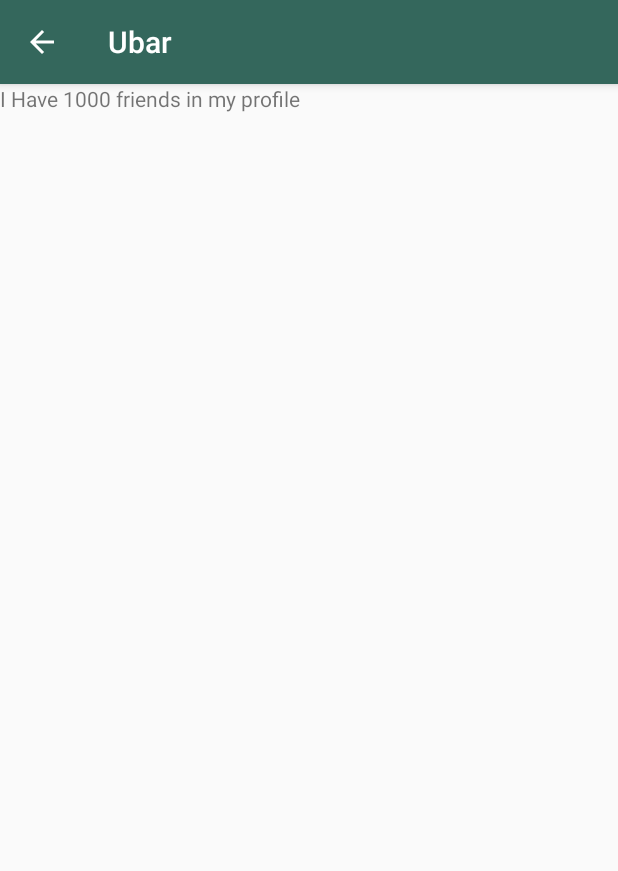
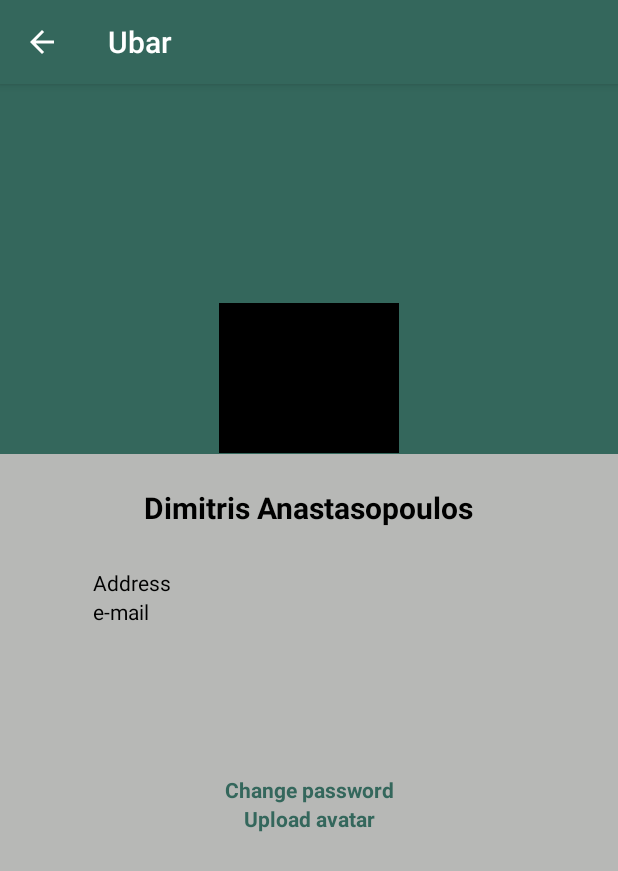
Before and after one commit to manosntoulias/Ubar-front-end, an Android app: the ProfileActivity screen opened directly, with no data from a screen before it, on a phone screen of 412 x 824 dp. Shown: the top 871 px of the screen. Run offline under Robolectric (Android 15) with nearby library versions, the phone set to English and light mode, and no system bars.

Commit message:
profile xml

```diff
--- a/app/src/main/java/gr/uoa/di/ecommerce/ubar/Fragments/ProfileFragment.java
+++ /dev/null
@@ -1,30 +0,0 @@
-package gr.uoa.di.ecommerce.ubar.Fragments;
-
-
-import android.os.Bundle;
-import android.support.v4.app.Fragment;
-import android.view.LayoutInflater;
-import android.view.View;
-import android.view.ViewGroup;
-
-import gr.uoa.di.ecommerce.ubar.R;
-
-/**
- * A simple {@link Fragment} subclass.
- */
-public class ProfileFragment extends Fragment {
-
-
-    public ProfileFragment() {
-        // Required empty public constructor
-    }
-
-
-    @Override
-    public View onCreateView(LayoutInflater inflater, ViewGroup container,
-                             Bundle savedInstanceState) {
-        // Inflate the layout for this fragment
-        return inflater.inflate(R.layout.fragment_profile, container, false);
-    }
-
-}
--- a/app/src/main/res/layout/fragment_profile.xml
+++ b/app/src/main/res/layout/fragment_profile.xml
@@ -1,14 +1,126 @@
 <?xml version="1.0" encoding="utf-8"?>
 <FrameLayout xmlns:android="http://schemas.android.com/apk/res/android"
+    xmlns:app="http://schemas.android.com/apk/res-auto"
     xmlns:tools="http://schemas.android.com/tools"
     android:layout_width="match_parent"
     android:layout_height="match_parent"
-    tools:context=".Fragments.ProfileFragment">
+    android:background="@color/secondary"
+    tools:context=".Activities.ProfileActivity">
 
     <!-- TODO: Update blank fragment layout -->
-    <TextView
+
+
+    <android.support.constraint.ConstraintLayout
+        android:id="@+id/linearLayout"
         android:layout_width="match_parent"
         android:layout_height="match_parent"
-        android:text="I Have 1000 friends in my profile" />
+        android:layout_gravity="center">
+
+        <ImageView
+            android:id="@+id/back"
+            android:layout_width="match_parent"
+            android:layout_height="1000dp"
+            android:src="@color/primary"
+            app:layout_constraintBottom_toTopOf="@+id/guideline3"
+            app:layout_constraintStart_toStartOf="parent" />
+
+        <ImageView
+            android:id="@+id/avatar"
+            android:layout_width="120dp"
+            android:layout_height="100dp"
+            android:src="@color/black"
+            app:layout_constraintBottom_toBottomOf="@+id/back"
+            app:layout_constraintEnd_toEndOf="parent"
+            app:layout_constraintStart_toStartOf="parent" />
+
+
+        <TextView
+            android:id="@+id/username"
+            android:layout_width="wrap_content"
+            android:layout_height="wrap_content"
+            android:text="Dimitris Anastasopoulos"
+            android:textColor="@color/black"
+            android:textSize="20dp"
+            android:textStyle="bold"
+            app:layout_constraintEnd_toEndOf="parent"
+            app:layout_constraintStart_toStartOf="parent"
+            app:layout_constraintTop_toTopOf="@+id/guideline2" />
+
+        <TextView
+            android:id="@+id/address"
+            android:layout_width="wrap_content"
+            android:layout_height="wrap_content"
+            android:text="Address"
+            android:textColor="@color/black"
+            app:layout_constraintLeft_toRightOf="@id/guideline"
+            app:layout_constraintTop_toTopOf="@+id/guideline4" />
+
+        <TextView
+            android:id="@+id/email"
+            android:layout_width="wrap_content"
+            android:layout_height="wrap_content"
+            android:text="e-mail"
+            android:textColor="@color/black"
+            app:layout_constraintLeft_toRightOf="@id/guideline"
+            app:layout_constraintTop_toBottomOf="@+id/address" />
+
+        <TextView
+            android:layout_width="wrap_content"
+            android:layout_height="wrap_content"
+            android:text="Upload avatar"
+            android:textColor="@color/primary"
+            android:textStyle="bold"
+            app:layout_constraintEnd_toEndOf="parent"
+            app:layout_constraintStart_toStartOf="parent"
+            app:layout_constraintTop_toBottomOf="@+id/password" />
+
+        <TextView
+            android:id="@+id/password"
+            android:text="Change password"
+            android:layout_width="wrap_content"
+            android:layout_height="wrap_content"
+            android:textColor="@color/primary"
+            android:textStyle="bold"
+            app:layout_constraintEnd_toEndOf="parent"
+            app:layout_constraintStart_toStartOf="parent"
+            app:layout_constraintTop_toTopOf="@+id/guideline5" />
+
+        <android.support.constraint.Guideline
+            android:id="@+id/guideline"
+            android:layout_width="wrap_content"
+            android:layout_height="wrap_content"
+            android:orientation="vertical"
+            app:layout_constraintGuide_percent="0.15" />
+
+        <android.support.constraint.Guideline
+            android:id="@+id/guideline2"
+            android:layout_width="wrap_content"
+            android:layout_height="wrap_content"
+            android:orientation="horizontal"
+            app:layout_constraintGuide_percent="0.35" />
+
+        <android.support.constraint.Guideline
+            android:id="@+id/guideline3"
+            android:layout_width="wrap_content"
+            android:layout_height="wrap_content"
+            android:orientation="horizontal"
+            app:layout_constraintGuide_percent="0.32" />
+
+        <android.support.constraint.Guideline
+            android:id="@+id/guideline4"
+            android:layout_width="wrap_content"
+            android:layout_height="wrap_content"
+            android:orientation="horizontal"
+            app:layout_constraintGuide_percent="0.42" />
+
+        <android.support.constraint.Guideline
+            android:id="@+id/guideline5"
+            android:layout_width="wrap_content"
+            android:layout_height="wrap_content"
+            android:orientation="horizontal"
+            app:layout_constraintGuide_percent="0.6" />
+
+    </android.support.constraint.ConstraintLayout>
+
 
 </FrameLayout>
```
